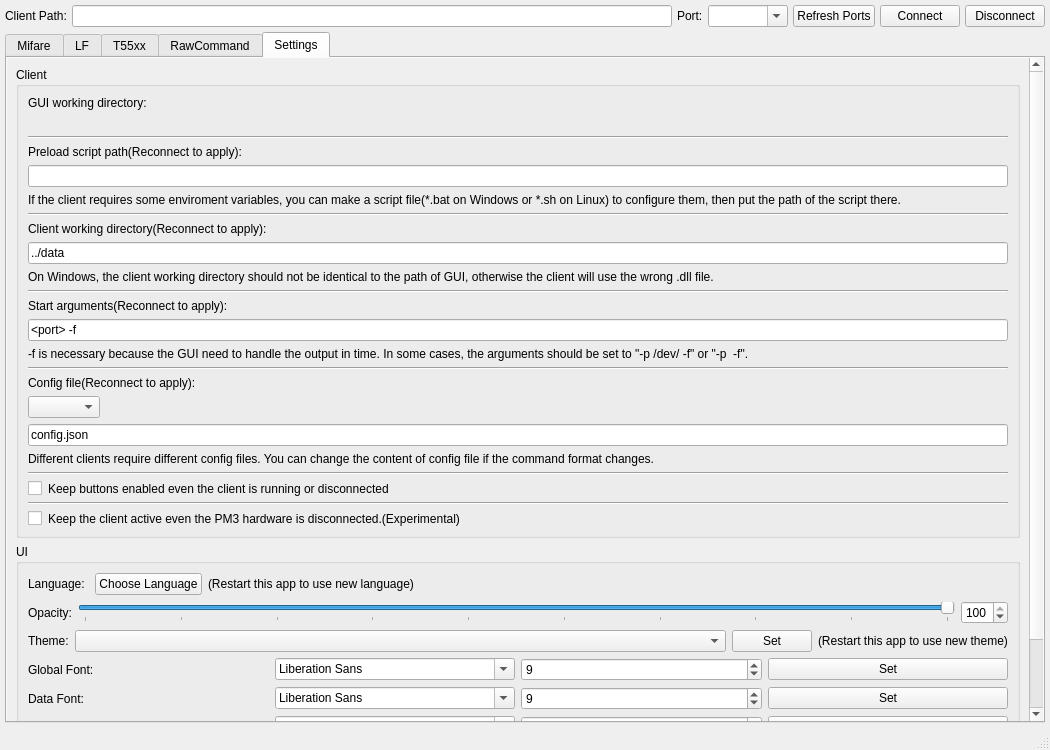
First picture: the form in src/ui/mainwindow.ui, repository wh201906/Proxmark3GUI, before the edit.
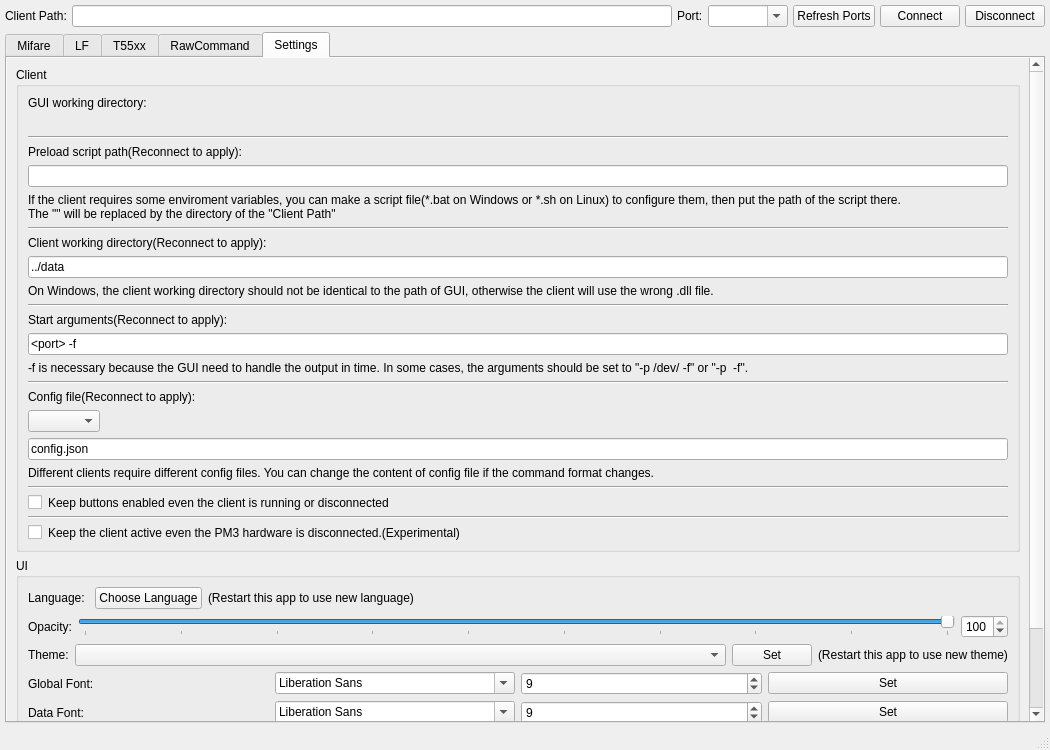
Second picture: the form after the edit. The open tabs and pages were chosen to show the change.

Commit message: Add <client dir> for preload script path

```diff
--- a/src/ui/mainwindow.ui
+++ b/src/ui/mainwindow.ui
@@ -2714,7 +2714,8 @@
                  <item>
                   <widget class="QLabel" name="label_13">
                    <property name="text">
-                    <string>If the client requires some enviroment variables, you can make a script file(*.bat on Windows or *.sh on Linux) to configure them, then put the path of the script there.</string>
+                    <string>If the client requires some enviroment variables, you can make a script file(*.bat on Windows or *.sh on Linux) to configure them, then put the path of the script there.
+The &quot;&lt;client dir&gt;&quot; will be replaced by the directory of the &quot;Client Path&quot;</string>
                    </property>
                    <property name="wordWrap">
                     <bool>true</bool>
```
The commit also changes 2 other files.
